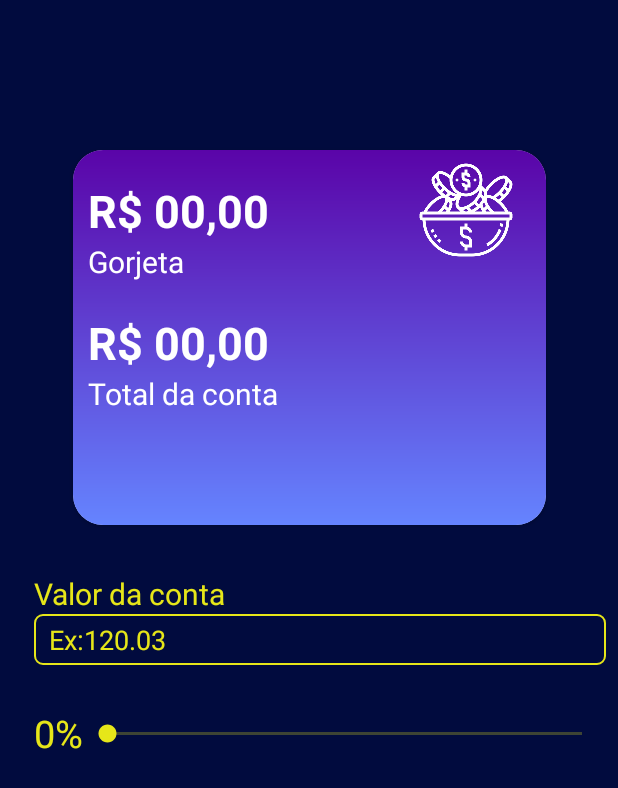
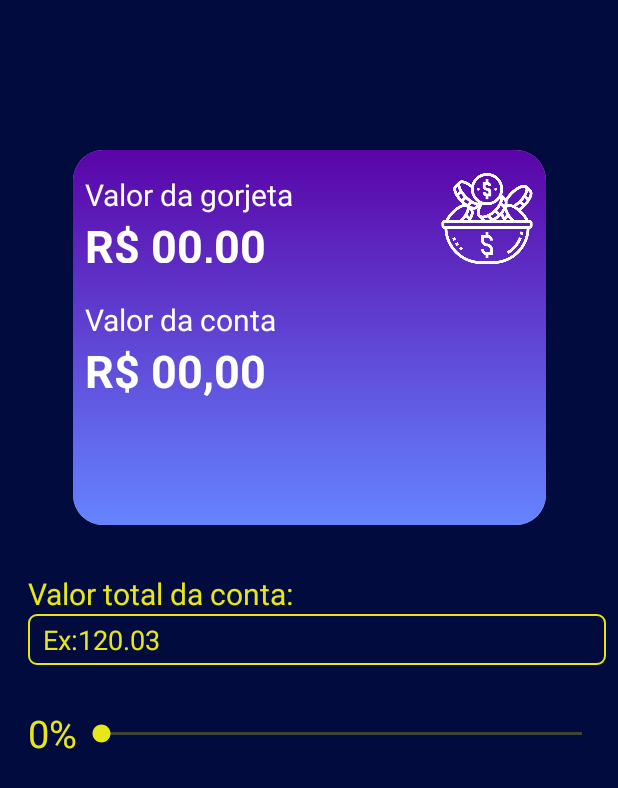
Before and after one commit to devPedroCarvalho/AppCalculoGorjeta, an Android app: the MainActivity screen opened directly, with no data from a screen before it, on a phone screen of 412 x 824 dp. Shown: the top 788 px of the screen. Run offline under Robolectric (Android 15) with nearby library versions, the phone set to English and light mode, and no system bars.

Commit message:
refactor layout

```diff
--- a/app/src/main/res/layout/activity_main.xml
+++ b/app/src/main/res/layout/activity_main.xml
@@ -13,7 +13,7 @@
         android:layout_width="wrap_content"
         android:layout_height="wrap_content"
         android:layout_marginTop="32dp"
-        android:text="Valor da conta"
+        android:text="Valor total da conta:"
         android:textColor="#E6E619"
         android:textSize="20dp"
         app:layout_constraintEnd_toEndOf="parent"
@@ -58,75 +58,86 @@
         app:layout_constraintStart_toStartOf="parent"
         app:layout_constraintTop_toTopOf="parent">
 
-        <androidx.appcompat.widget.LinearLayoutCompat
+        <androidx.constraintlayout.widget.ConstraintLayout
             android:layout_width="match_parent"
             android:layout_height="match_parent"
-            android:background="@drawable/background_cardview"
-            android:orientation="horizontal">
-
-            <androidx.appcompat.widget.LinearLayoutCompat
-                android:layout_width="230dp"
-                android:layout_height="match_parent"
-                android:orientation="vertical">
+            android:background="@drawable/background_cardview">
 
             <TextView
                 android:id="@+id/txtGorjeta"
-                    android:layout_width="match_parent"
-                    android:layout_height="wrap_content"
-                    android:layout_marginLeft="10dp"
-                    android:layout_marginTop="20dp"
+                android:layout_width="0dp"
+                android:layout_height="32dp"
+                android:layout_marginStart="8dp"
                 android:text="R$ 00,00"
                 android:textColor="#FFFF"
                 android:textSize="30dp"
-                    android:textStyle="bold" />
+                android:textStyle="bold"
+                app:layout_constraintEnd_toStartOf="@+id/guideline"
+                app:layout_constraintStart_toStartOf="parent"
+                app:layout_constraintTop_toBottomOf="@+id/txtG" />
 
             <TextView
                 android:id="@+id/txtG"
-                    android:layout_width="wrap_content"
+                android:layout_width="0dp"
                 android:layout_height="wrap_content"
-                    android:layout_marginLeft="10dp"
-                    android:text="Gorjeta"
+                android:layout_marginStart="8dp"
+                android:layout_marginTop="16dp"
+                android:text="Valor da gorjeta"
                 android:textColor="#FFFF"
-                    android:textSize="20dp" />
+                android:textSize="20dp"
+                app:layout_constraintEnd_toStartOf="@+id/guideline"
+                app:layout_constraintStart_toStartOf="parent"
+                app:layout_constraintTop_toTopOf="parent" />
 
             <TextView
                 android:id="@+id/txtTotal"
                 android:layout_width="match_parent"
                 android:layout_height="wrap_content"
-                    android:layout_marginLeft="10dp"
-                    android:layout_marginTop="20dp"
+                android:layout_marginStart="8dp"
+                android:layout_marginEnd="8dp"
                 android:text="R$ 00,00"
                 android:textColor="#FFFF"
                 android:textSize="30dp"
-                    android:textStyle="bold" />
+                android:textStyle="bold"
+                app:layout_constraintEnd_toEndOf="parent"
+                app:layout_constraintStart_toStartOf="parent"
+                app:layout_constraintTop_toBottomOf="@+id/txtT" />
 
             <TextView
                 android:id="@+id/txtT"
-                    android:layout_width="wrap_content"
+                android:layout_width="0dp"
                 android:layout_height="wrap_content"
-                    android:layout_marginLeft="10dp"
-                    android:text="Total da conta"
+                android:layout_marginStart="8dp"
+                android:layout_marginTop="24dp"
+                android:layout_marginEnd="8dp"
+                android:text="Valor da conta"
                 android:textColor="#FFFF"
-                    android:textSize="20dp" />
-            </androidx.appcompat.widget.LinearLayoutCompat>
-
-            <androidx.appcompat.widget.LinearLayoutCompat
-                android:layout_width="80dp"
-                android:layout_height="80dp"
-                android:orientation="vertical">
-
+                android:textSize="20dp"
+                app:layout_constraintEnd_toEndOf="parent"
+                app:layout_constraintStart_toStartOf="parent"
+                app:layout_constraintTop_toBottomOf="@+id/txtGorjeta" />
 
             <ImageView
                 android:id="@+id/imageView"
-                    android:layout_width="match_parent"
-                    android:layout_height="match_parent"
-                    android:layout_marginEnd="16dp"
-                    android:layout_marginRight="16dp"
+                android:layout_width="0dp"
+                android:layout_height="0dp"
+                android:layout_marginStart="8dp"
+                android:layout_marginTop="8dp"
+                android:layout_marginEnd="8dp"
+                android:layout_marginBottom="16dp"
+                app:layout_constraintBottom_toTopOf="@+id/txtT"
                 app:layout_constraintEnd_toEndOf="parent"
+                app:layout_constraintStart_toStartOf="@+id/guideline"
+                app:layout_constraintTop_toTopOf="parent"
                 app:srcCompat="@drawable/logoum" />
-            </androidx.appcompat.widget.LinearLayoutCompat>
 
-        </androidx.appcompat.widget.LinearLayoutCompat>
+            <androidx.constraintlayout.widget.Guideline
+                android:id="@+id/guideline"
+                android:layout_width="wrap_content"
+                android:layout_height="wrap_content"
+                android:orientation="vertical"
+                app:layout_constraintGuide_percent="0.75" />
+        </androidx.constraintlayout.widget.ConstraintLayout>
 
     </androidx.cardview.widget.CardView>
 
```
Also changed, not shown: app/src/main/res/layout/activity_home.xml (+47 -38 lines). Lines whose indentation alone changed are shown as unchanged.
